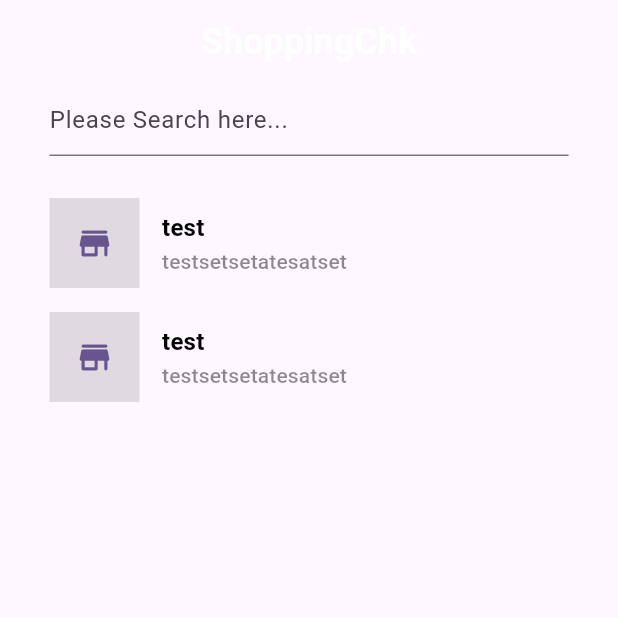
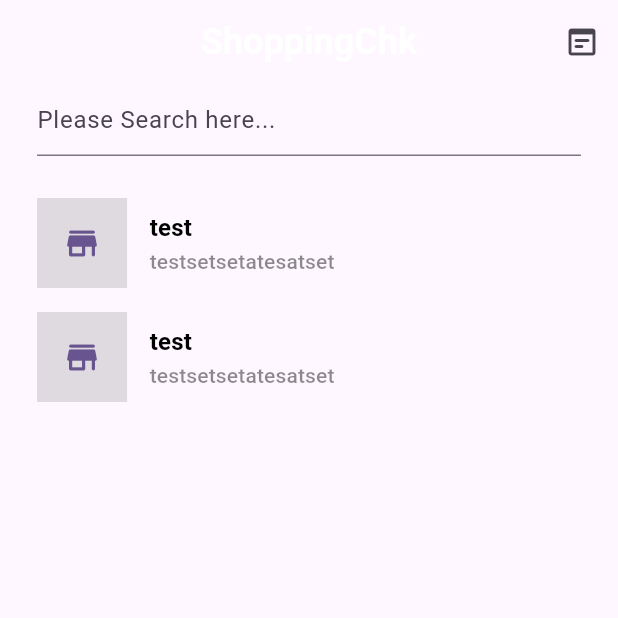
Before and after one commit to jerrykhh/shoppingchk-app, a Flutter app: the screen it shows after launch, on a phone screen of 412 x 824 dp, the top half of it. Run offline on Flutter 3.47's test engine with Material 2 defaults, Android fonts, the light colour scheme and no system bars; our stand-ins replace go_router, shared_preferences; missing offline and left inert: amplify_auth_cognito, amplify_core, amplify_flutter.

Commit message:
add shop request form

```diff
--- a/lib/layout/responsive/rwd_layout.dart
+++ b/lib/layout/responsive/rwd_layout.dart
@@ -29,10 +29,10 @@ class RWDLayout extends Container {
         alignment: Alignment.topCenter,
         child: FractionallySizedBox(
           widthFactor: (constraints.maxWidth <= smScreenWidth)
-              ? 1.2
+              ? 0.88
               : (constraints.maxWidth < mdScreenWidth)
-                  ? 1
-                  : 0.5,
+                  ? 0.6
+                  : 0.3,
           child: super.child,
         ),
       ));
--- a/lib/main.dart
+++ b/lib/main.dart
@@ -3,29 +3,12 @@ import 'package:flutter/material.dart';
 // Amplify Flutter Packages
 import 'package:amplify_flutter/amplify_flutter.dart';
 import 'package:amplify_auth_cognito/amplify_auth_cognito.dart';
-import 'package:shoppingchk/pages/shop/detail.dart';
+import 'package:shoppingchk/routes/router.dart';
 
 // Generated in previous step
 import 'amplifyconfiguration.dart';
 
-import 'package:go_router/go_router.dart';
-import 'package:shoppingchk/pages/home/index.dart';
-
 void main() => runApp(const ShoppingChkApp());
-
-final GoRouter _router = GoRouter(initialLocation: "/", routes: <RouteBase>[
-  GoRoute(
-      path: "/",
-      name: "ShoppingChk",
-      builder: (BuildContext context, state) => const HomePage(),
-      routes: [
-        GoRoute(
-            path: "shop/:id",
-            name: "Shop Chking",
-            builder: (BuildContext context, state) =>
-                ShopDetailPage(id: state.pathParameters['id']!))
-      ]),
-]);
 
 class ShoppingChkApp extends StatefulWidget {
   const ShoppingChkApp({super.key});
@@ -62,6 +45,7 @@ class _ShoppingChkAppState extends State<ShoppingChkApp> {
   @override
   Widget build(BuildContext context) {
     return MaterialApp.router(
+      debugShowCheckedModeBanner: false,
       theme: ThemeData(
         // This is the theme of your application.
         //
@@ -78,6 +62,7 @@ class _ShoppingChkAppState extends State<ShoppingChkApp> {
         //
         // This works for code too, not just values: Most code changes can be
         // tested with just a hot reload.
+
         primaryColor: Colors.black,
         textTheme: const TextTheme(
             titleMedium: TextStyle(
@@ -87,7 +72,7 @@ class _ShoppingChkAppState extends State<ShoppingChkApp> {
         colorScheme: ColorScheme.fromSeed(seedColor: Colors.deepPurple),
         useMaterial3: true,
       ),
-      routerConfig: _router,
+      routerConfig: router,
     );
   }
 }
--- a/lib/pages/home/index.dart
+++ b/lib/pages/home/index.dart
@@ -1,5 +1,5 @@
 import 'package:flutter/material.dart';
-import 'package:flutter/services.dart';
+import 'package:go_router/go_router.dart';
 import 'package:shoppingchk/layout/responsive/rwd_layout.dart';
 import 'package:shoppingchk/models/ModelProvider.dart';
 import 'package:shoppingchk/widget/shop_item.dart';
@@ -17,7 +17,6 @@ class _HomePageState extends State<HomePage> {
 
   @override
   void initState() {
-    // TODO: implement initState
     super.initState();
     shops = [
       Shop(
@@ -35,7 +34,6 @@ class _HomePageState extends State<HomePage> {
 
   @override
   void dispose() {
-    // TODO: implement dispose
     _searchQueryController.dispose();
     super.dispose();
   }
@@ -44,6 +42,12 @@ class _HomePageState extends State<HomePage> {
     return AppBar(
       centerTitle: true,
       title: const Text("ShoppingChk"),
+      actions: [
+        IconButton(
+          icon: const Icon(Icons.wysiwyg_rounded),
+          onPressed: () => context.push("/request/1"),
+        )
+      ],
       titleTextStyle:
           const TextStyle(fontSize: 24, fontWeight: FontWeight.w600),
     );
@@ -52,9 +56,9 @@ class _HomePageState extends State<HomePage> {
   Widget _main() {
     return RWDLayout(
         alignment: Alignment.center,
-        child: FractionallySizedBox(
-          widthFactor: 0.7,
-          child: Column(mainAxisAlignment: MainAxisAlignment.start, children: [
+        child: Column(
+          mainAxisAlignment: MainAxisAlignment.start,
+          children: [
             TextField(
               controller: _searchQueryController,
               decoration: const InputDecoration(
@@ -71,7 +75,7 @@ class _HomePageState extends State<HomePage> {
                     return ShopItem(shop: shops[index]);
                   }),
             ),
-          ]),
+          ],
         ));
   }
 
--- /dev/null
+++ b/lib/routes/router.dart
@@ -0,0 +1,25 @@
+import 'package:flutter/material.dart';
+import 'package:go_router/go_router.dart';
+import 'package:shoppingchk/pages/home/index.dart';
+import 'package:shoppingchk/pages/request/index.dart';
+import 'package:shoppingchk/pages/shop/detail.dart';
+
+final GoRouter router = GoRouter(initialLocation: "/", routes: <RouteBase>[
+  GoRoute(
+      path: "/",
+      name: "ShoppingChk",
+      builder: (BuildContext context, state) => const HomePage(),
+      routes: [
+        GoRoute(
+            path: "shop/:id",
+            name: "Shop Chking",
+            builder: (BuildContext context, state) =>
+                ShopDetailPage(id: state.pathParameters['id']!)),
+        GoRoute(
+          path: "request/:q",
+          name: "Request",
+          builder: (context, state) =>
+              RequestOptionPage(q: state.pathParameters['q']!),
+        )
+      ]),
+]);
--- a/lib/widget/shop_item.dart
+++ b/lib/widget/shop_item.dart
@@ -12,7 +12,7 @@ class ShopItem extends StatelessWidget {
         onTap: () => context.go("/shop/${shop.id}"),
         child: Container(
           alignment: Alignment.topLeft,
-          margin: EdgeInsets.symmetric(vertical: 8.0),
+          margin: const EdgeInsets.symmetric(vertical: 8.0),
           child: Row(children: [
             Center(
               child: Container(
--- a/pubspec.yaml
+++ b/pubspec.yaml
@@ -39,6 +39,7 @@ dependencies:
   amplify_flutter: ^1.0.0
   amplify_auth_cognito: ^1.0.0
   amplify_datastore: ^1.0.0-supports-only-mobile
+  shared_preferences: ^2.2.1
 
 dev_dependencies:
   flutter_test:
```
Also changed, not shown: lib/pages/request/abs_request.dart (added, +59 -0 lines), lib/pages/request/index.dart (+21 -0 lines), lib/pages/request/shop_request.dart (added, +92 -0 lines), lib/pages/shop/detail.dart (+10 -3 lines), pubspec.lock, 1 other file.
